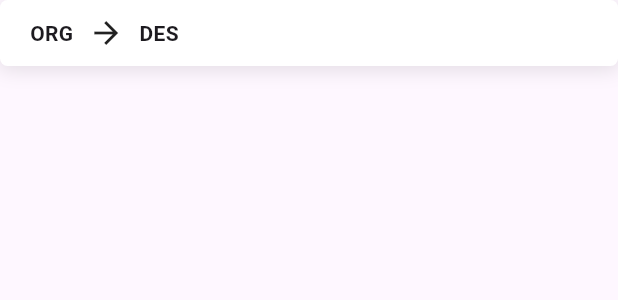
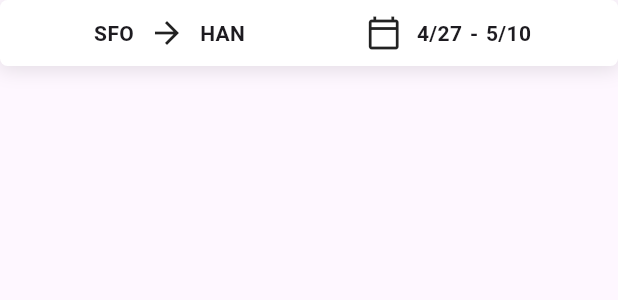
Before and after one commit to benweschler/layover-party-app, a Flutter app: the AirportSearchBar widget shown alone on an empty page, opened directly, on a phone screen of 412 x 824 dp. Shown: the top 300 px of the screen. Run offline on Flutter 3.47's test engine with Material 2 defaults, Android fonts, the phone set to English and light mode, and no system bars; our stand-ins replace dotted_line, flutter_form_builder, form_builder_validators, freezed_annotation, go_router, salomon_bottom_bar; accounts and stored records are empty; network calls fail.

Commit message:
Redesigned trips search bar.

```diff
--- a/lib/commands/get_trips_command.dart
+++ b/lib/commands/get_trips_command.dart
@@ -10,7 +10,7 @@ import 'package:layover_party/data/layover/layover.dart';
 import 'package:layover_party/data/trip/trip.dart';
 
 abstract class GetTripsCommand {
-  static const int _page = 2;
+  static const int _page = 1;
 
   static Future<List<Trip>> run(
     String authToken,
--- a/lib/models/trip_model.dart
+++ b/lib/models/trip_model.dart
@@ -3,7 +3,7 @@ import 'package:layover_party/utils/easy_notifier.dart';
 
 class TripModel extends EasyNotifier {
   String _originCode = 'SFO';
-  String _destinationCode = 'LAX';
+  String _destinationCode = 'HAN';
   DateTime _departureDate = DateTime.now().add(const Duration(days: 1));
   DateTime _arrivalDate = DateTime.now().add(const Duration(days: 14));
 
--- a/lib/screens/trips_screen/airport_search_bar.dart
+++ b/lib/screens/trips_screen/airport_search_bar.dart
@@ -1,8 +1,8 @@
 import 'package:flutter/material.dart';
-import 'package:layover_party/screens/trips_screen/select_airport_modal.dart';
+import 'package:intl/intl.dart';
+import 'package:layover_party/models/trip_model.dart';
 import 'package:layover_party/styles/styles.dart';
-import 'package:layover_party/utils/navigator_utils.dart';
-import 'package:layover_party/widgets/buttons/responsive_buttons.dart';
+import 'package:provider/provider.dart';
 
 import 'floating_entry_decoration.dart';
 
@@ -11,39 +11,51 @@ class AirportSearchBar extends StatelessWidget {
 
   @override
   Widget build(BuildContext context) {
+    final textStyle = TextStyles.body2.copyWith(fontWeight: FontWeight.w600);
+    final tripModel = context.read<TripModel>();
+
     return Container(
       padding: const EdgeInsets.symmetric(
         vertical: Insets.sm,
         horizontal: Insets.lg,
       ),
       decoration: floatingEntryDecoration,
+      child: IntrinsicHeight(
         child: Row(
           children: [
-          ResponsiveStrokeButton(
-            onTap: () => context.showModal(
-              const SelectAirportModal(UpdatedAirport.origin),
-            ),
-            child: Text(
-              //TODO: fix
-              'ORG',
-              style: TextStyles.body2.copyWith(fontWeight: FontWeight.w600),
-            ),
-          ),
+            Expanded(
+              child: Row(
+                mainAxisAlignment: MainAxisAlignment.center,
+                children: [
+                  Text(tripModel.originCode, style: textStyle),
                   const SizedBox(width: Insets.sm),
                   const Icon(Icons.arrow_forward),
                   const SizedBox(width: Insets.sm),
-          ResponsiveStrokeButton(
-            onTap: () => context.showModal(
-              const SelectAirportModal(UpdatedAirport.destination),
+                  Text(tripModel.destinationCode, style: textStyle),
+                ],
               ),
-            child: Text(
-              //TODO: fix
-            'DES',
-              style: TextStyles.body2.copyWith(fontWeight: FontWeight.w600),
+            ),
+            Expanded(
+              child: Row(
+                mainAxisAlignment: MainAxisAlignment.center,
+                children: [
+                  const Icon(Icons.calendar_today_outlined),
+                  const SizedBox(width: Insets.sm),
+                  Text(
+                    DateFormat.Md().format(tripModel.departureDate),
+                    style: textStyle,
+                  ),
+                  const SizedBox(width: Insets.xs),
+                  Text('-', style: textStyle),
+                  const SizedBox(width: Insets.xs),
+                  Text(DateFormat.Md().format(tripModel.arrivalDate),
+                      style: textStyle),
+                ],
               ),
             ),
           ],
         ),
+      ),
     );
   }
 }
```
Also changed, not shown: lib/screens/trips_screen/select_airport_modal.dart (deleted, +0 -64 lines), lib/screens/trips_screen/trips_screen.dart (+14 -121 lines). Lines whose indentation alone changed are shown as unchanged.
